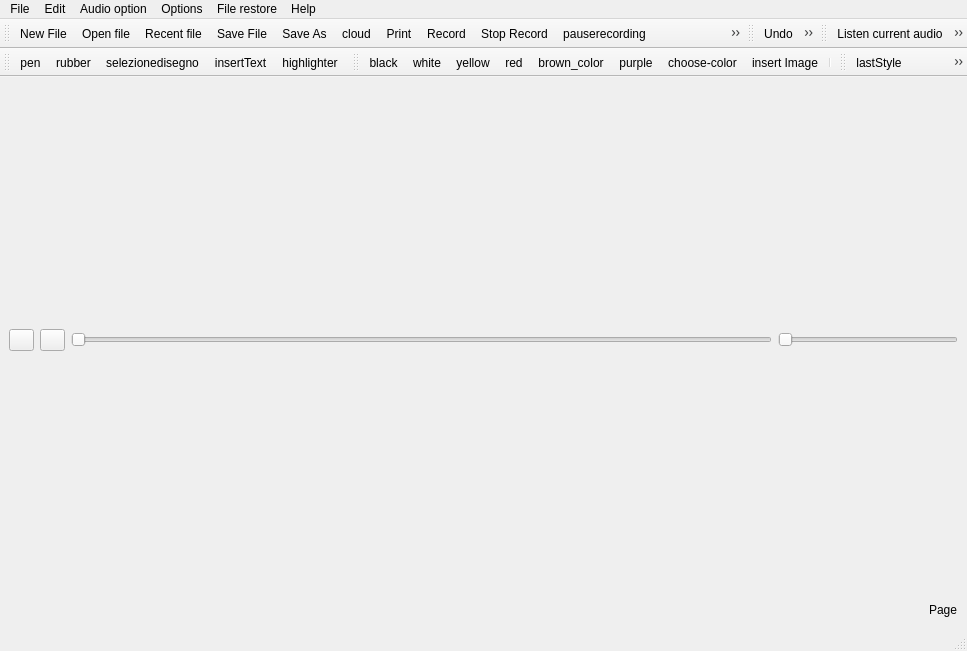
Old version of the form src/mainwindow.ui in the repository giacomogroppi/writernote-qt.
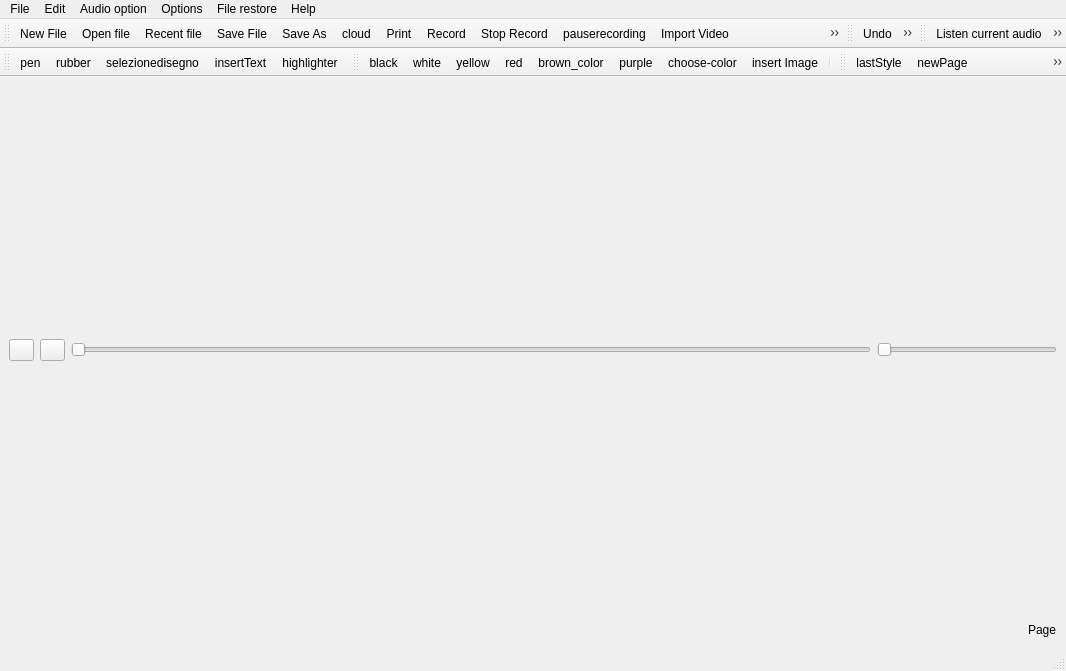
New version of the form. Icons and pictures are not drawn.

Commit message: fix log ui from QWidget to QDialog

Diff of the .ui file:
```diff
--- a/src/mainwindow.ui
+++ b/src/mainwindow.ui
@@ -6,8 +6,8 @@
    <rect>
     <x>0</x>
     <y>0</y>
-    <width>967</width>
-    <height>651</height>
+    <width>1066</width>
+    <height>671</height>
    </rect>
   </property>
   <property name="windowTitle">
@@ -151,8 +151,8 @@
     <rect>
      <x>0</x>
      <y>0</y>
-     <width>967</width>
-     <height>22</height>
+     <width>1066</width>
+     <height>20</height>
     </rect>
    </property>
    <widget class="QMenu" name="menuWriternote">
```
The commit also changes 4 other files.
